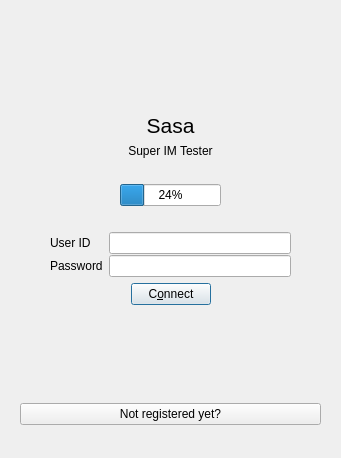
Qt form ui/main.ui (muminoff/sasa) before a commit.
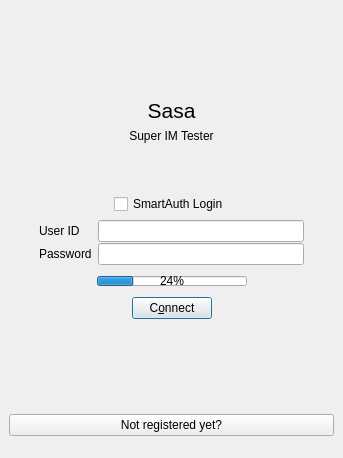
The same form after that commit.

The edit to the form file:
```diff
--- a/ui/main.ui
+++ b/ui/main.ui
@@ -6,7 +6,7 @@
    <rect>
     <x>0</x>
     <y>0</y>
-    <width>341</width>
+    <width>343</width>
     <height>458</height>
    </rect>
   </property>
@@ -14,6 +14,9 @@
    <string>Sasa</string>
   </property>
   <layout class="QGridLayout" name="gridLayout_4">
+   <property name="margin">
+    <number>0</number>
+   </property>
    <item row="0" column="0">
     <widget class="QStackedWidget" name="stacked_widget">
      <property name="currentIndex">
@@ -64,9 +67,6 @@
          <property name="orientation">
           <enum>Qt::Vertical</enum>
          </property>
-         <property name="sizeType">
-          <enum>QSizePolicy::Maximum</enum>
-         </property>
          <property name="sizeHint" stdset="0">
           <size>
            <width>20</width>
@@ -76,35 +76,35 @@
         </spacer>
        </item>
        <item>
-        <layout class="QHBoxLayout" name="horizontalLayout_6">
+        <layout class="QHBoxLayout" name="horizontalLayout_7">
          <item>
-          <spacer name="horizontalSpacer_8">
+          <spacer name="horizontalSpacer_10">
            <property name="orientation">
             <enum>Qt::Horizontal</enum>
            </property>
            <property name="sizeHint" stdset="0">
             <size>
-             <width>13</width>
+             <width>40</width>
              <height>20</height>
             </size>
            </property>
           </spacer>
          </item>
          <item>
-          <widget class="QProgressBar" name="pb_login">
-           <property name="value">
-            <number>24</number>
+          <widget class="QCheckBox" name="checkBox">
+           <property name="text">
+            <string>SmartAuth Login</string>
            </property>
           </widget>
          </item>
          <item>
-          <spacer name="horizontalSpacer_7">
+          <spacer name="horizontalSpacer_11">
            <property name="orientation">
             <enum>Qt::Horizontal</enum>
            </property>
            <property name="sizeHint" stdset="0">
             <size>
-             <width>13</width>
+             <width>40</width>
              <height>20</height>
             </size>
            </property>
@@ -112,22 +112,6 @@
          </item>
         </layout>
        </item>
-       <item>
-        <spacer name="verticalSpacer_5">
-         <property name="orientation">
-          <enum>Qt::Vertical</enum>
-         </property>
-         <property name="sizeType">
-          <enum>QSizePolicy::Maximum</enum>
-         </property>
-         <property name="sizeHint" stdset="0">
-          <size>
-           <width>20</width>
-           <height>20</height>
-          </size>
-         </property>
-        </spacer>
-       </item>
        <item>
         <layout class="QHBoxLayout" name="horizontalLayout_5">
          <item>
@@ -195,6 +179,55 @@
          </item>
         </layout>
        </item>
+       <item>
+        <layout class="QHBoxLayout" name="horizontalLayout_6">
+         <item>
+          <spacer name="horizontalSpacer_8">
+           <property name="orientation">
+            <enum>Qt::Horizontal</enum>
+           </property>
+           <property name="sizeHint" stdset="0">
+            <size>
+             <width>13</width>
+             <height>20</height>
+            </size>
+           </property>
+          </spacer>
+         </item>
+         <item>
+          <widget class="QProgressBar" name="pb_login">
+           <property name="sizePolicy">
+            <sizepolicy hsizetype="Expanding" vsizetype="Fixed">
+             <horstretch>1</horstretch>
+             <verstretch>0</verstretch>
+            </sizepolicy>
+           </property>
+           <property name="maximumSize">
+            <size>
+             <width>150</width>
+             <height>10</height>
+            </size>
+           </property>
+           <property name="value">
+            <number>24</number>
+           </property>
+          </widget>
+         </item>
+         <item>
+          <spacer name="horizontalSpacer_7">
+           <property name="orientation">
+            <enum>Qt::Horizontal</enum>
+           </property>
+           <property name="sizeHint" stdset="0">
+            <size>
+             <width>13</width>
+             <height>20</height>
+            </size>
+           </property>
+          </spacer>
+         </item>
+        </layout>
+       </item>
        <item>
         <layout class="QHBoxLayout" name="horizontalLayout_4">
          <item>
@@ -296,6 +329,9 @@
           <enum>QFrame::Raised</enum>
          </property>
          <layout class="QGridLayout" name="gridLayout_6">
+          <property name="margin">
+           <number>0</number>
+          </property>
           <item row="0" column="0">
            <layout class="QHBoxLayout" name="horizontalLayout">
             <item>
@@ -334,6 +370,9 @@
               <property name="alignment">
                <set>Qt::AlignRight|Qt::AlignTrailing|Qt::AlignVCenter</set>
               </property>
+              <property name="margin">
+               <number>2</number>
+              </property>
              </widget>
             </item>
            </layout>
@@ -354,6 +393,9 @@
            <string>&amp;Contacts</string>
           </attribute>
           <layout class="QGridLayout" name="gridLayout">
+           <property name="margin">
+            <number>0</number>
+           </property>
            <item row="0" column="0">
             <widget class="QTreeView" name="tree_main_contacts"/>
            </item>
@@ -364,6 +406,12 @@
            <string>&amp;Messages</string>
           </attribute>
           <layout class="QGridLayout" name="gridLayout_3">
+           <property name="margin">
+            <number>0</number>
+           </property>
+           <item row="1" column="0">
+            <widget class="QListView" name="list_main_messages"/>
+           </item>
            <item row="0" column="0">
             <layout class="QHBoxLayout" name="horizontalLayout_2">
              <item>
@@ -422,9 +470,6 @@
              </item>
             </layout>
            </item>
-           <item row="1" column="0">
-            <widget class="QListView" name="list_main_messages"/>
-           </item>
           </layout>
          </widget>
          <widget class="QWidget" name="tab_rooms">
@@ -432,6 +477,9 @@
            <string>&amp;Rooms</string>
           </attribute>
           <layout class="QVBoxLayout" name="verticalLayout_3">
+           <property name="margin">
+            <number>0</number>
+           </property>
            <item>
             <layout class="QHBoxLayout" name="horizontalLayout_3">
              <item>
```
